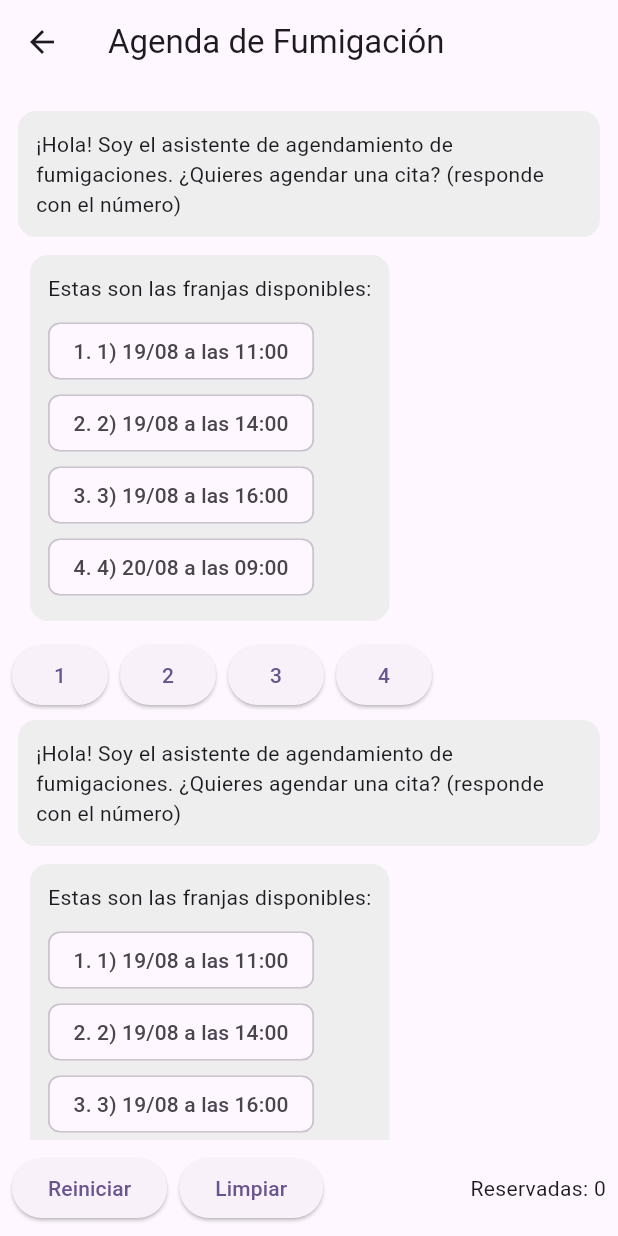
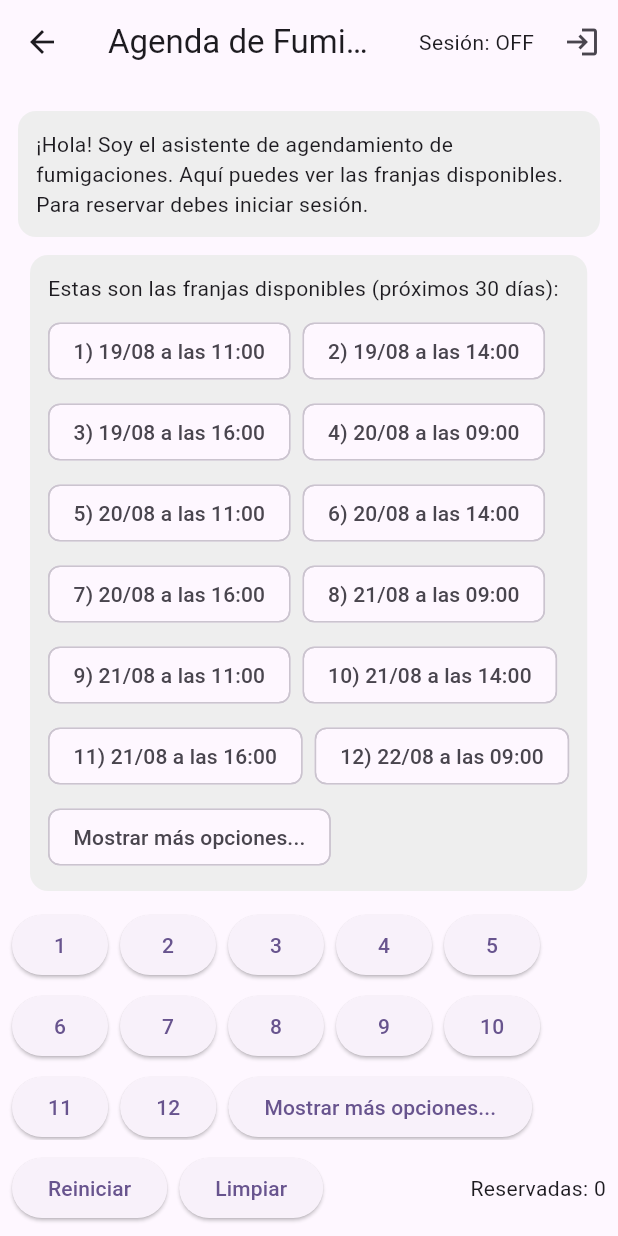
Before and after one commit to CodeNomad-01/FumiClick, a Flutter app: the AgendaScreen screen opened directly, after a tap on "Reiniciar", on a phone screen of 412 x 824 dp. Run offline on Flutter 3.47's test engine with Material 3 defaults, Android fonts, the light colour scheme and no system bars.

Commit message:
fix mostrar mas

```diff
--- a/lib/features/agenda/presentation/agenda_controller.dart
+++ b/lib/features/agenda/presentation/agenda_controller.dart
@@ -1,4 +1,5 @@
 import 'package:flutter/material.dart';
+import '../data/appointment_model.dart';
 import '../data/appointment_repository.dart';
 
 enum Sender { bot, user, system }
@@ -6,27 +7,69 @@ enum Sender { bot, user, system }
 class ChatMessage {
   final Sender sender;
   final String text;
-  final List<String>? options; // Opciones mostradas por el bot (1,2,3...)
-  ChatMessage({
-    required this.sender,
-    required this.text,
-    this.options,
-  });
+  final List<String>? options;
+  ChatMessage({required this.sender, required this.text, this.options});
 }
 
 class AgendaController extends ChangeNotifier {
   final AppointmentRepository repository;
 
+  // Mensajes del chat
   final List<ChatMessage> _messages = [];
   List<ChatMessage> get messages => List.unmodifiable(_messages);
 
-  List<DateTime> _currentOptions = [];
+  // Todas las opciones obtenidas (slots) y paginado
+  List<DateTime> _allOptions = [];
+  int _pageSize = 12;
+  int _currentPage = 0;
+
+  // --- getters públicos para que la UI calcule índices correctamente ---
+  int get currentPageStartIndex => _currentPage * _pageSize;
+
+  int get visibleOptionsCount {
+    final remaining = _allOptions.length - currentPageStartIndex;
+    if (remaining <= 0) return 0;
+    return remaining < _pageSize ? remaining : _pageSize;
+  }
+
+  bool get hasMoreOptions =>
+      (_currentPage + 1) * _pageSize < _allOptions.length;
+
+  // Opciones actualmente visibles (slice de _allOptions)
+  List<DateTime> get _visibleOptions =>
+      _allOptions.skip(_currentPage * _pageSize).take(_pageSize).toList();
 
   bool _loading = false;
   bool get loading => _loading;
 
+  // Simulación de login (para evitar reservar si no hay sesión)
+  bool _isLoggedIn = false;
+  bool get isLoggedIn => _isLoggedIn;
+
   AgendaController({required this.repository}) {
     startConversation();
+  }
+
+  void simulateLogin() {
+    _isLoggedIn = true;
+    _addMessage(
+      ChatMessage(
+        sender: Sender.system,
+        text: 'Simulación: usuario iniciado sesión.',
+      ),
+    );
+    notifyListeners();
+  }
+
+  void simulateLogout() {
+    _isLoggedIn = false;
+    _addMessage(
+      ChatMessage(
+        sender: Sender.system,
+        text: 'Simulación: usuario cerrado sesión.',
+      ),
+    );
+    notifyListeners();
   }
 
   void _addMessage(ChatMessage m) {
@@ -35,62 +78,164 @@ class AgendaController extends ChangeNotifier {
   }
 
   Future<void> startConversation() async {
-    _addMessage(ChatMessage(sender: Sender.bot, text: '¡Hola! Soy el asistente de agendamiento de fumigaciones. ¿Quieres agendar una cita? (responde con el número)'));
-    await Future.delayed(const Duration(milliseconds: 600));
+    _messages.clear();
+    _addMessage(
+      ChatMessage(
+        sender: Sender.bot,
+        text:
+            '¡Hola! Soy el asistente de agendamiento de fumigaciones. Aquí puedes ver las franjas disponibles. Para reservar debes iniciar sesión.',
+      ),
+    );
+    await Future.delayed(const Duration(milliseconds: 400));
     await _showNextOptions();
   }
 
   Future<void> _showNextOptions() async {
     _setLoading(true);
-    final slots = await repository.getAvailableSlots(days: 7);
-    // Elegimos las primeras 4 opciones para mostrar
-    _currentOptions = slots.take(4).toList();
-    if (_currentOptions.isEmpty) {
-      _addMessage(ChatMessage(sender: Sender.bot, text: 'Lo siento, no hay franjas disponibles por ahora.'));
+
+    // Obtener slots para los próximos 30 días (ajustable)
+    final slots = await repository.getAvailableSlots(days: 30);
+    _allOptions = slots;
+
+    _currentPage = 0;
+    if (_allOptions.isEmpty) {
+      _addMessage(
+        ChatMessage(
+          sender: Sender.bot,
+          text:
+              'Lo siento, no hay franjas disponibles en los próximos 30 días.',
+        ),
+      );
       _setLoading(false);
       return;
     }
 
-    final optionsText = _currentOptions.asMap().entries.map((e) {
-      final idx = e.key + 1;
-      final slot = e.value;
-      final pretty = _formatSlot(slot);
-      return '$idx) $pretty';
-    }).toList();
-
-    _addMessage(ChatMessage(sender: Sender.bot, text: 'Estas son las franjas disponibles:', options: optionsText));
+    _emitOptionsMessage();
     _setLoading(false);
   }
 
+  void _emitOptionsMessage() {
+    final slice = _visibleOptions;
+    final optionsText =
+        slice.asMap().entries.map((e) {
+          final idx = e.key + 1 + _currentPage * _pageSize; // número global
+          final slot = e.value;
+          final pretty = _formatSlot(slot);
+          return '$idx) $pretty';
+        }).toList();
+
+    // Si hay más páginas, añadimos una opción de "Mostrar más" al final
+    if ((_currentPage + 1) * _pageSize < _allOptions.length) {
+      optionsText.add('Mostrar más opciones...');
+    }
+
+    _addMessage(
+      ChatMessage(
+        sender: Sender.bot,
+        text: 'Estas son las franjas disponibles (próximos 30 días):',
+        options: optionsText,
+      ),
+    );
+  }
+
   String _formatSlot(DateTime dt) {
-    final day = '${dt.day.toString().padLeft(2, '0')}/${dt.month.toString().padLeft(2, '0')}';
-    final hour = '${dt.hour.toString().padLeft(2, '0')}:00';
+    final local = dt.toLocal();
+    final day =
+        '${local.day.toString().padLeft(2, '0')}/${local.month.toString().padLeft(2, '0')}';
+    final hour = '${local.hour.toString().padLeft(2, '0')}:00';
     return '$day a las $hour';
   }
 
+  /// El método que maneja la selección por número (1..N)
   void userSelectOption(int optionIndex) async {
-    // optionIndex es 1..N de la UI
-    final idx = optionIndex - 1;
-    if (idx < 0 || idx >= _currentOptions.length) {
-      _addMessage(ChatMessage(sender: Sender.bot, text: 'Opción inválida. Intenta otra vez.'));
+    // Si seleccionó una de las opciones de la página actual o la opción "mostrar más"
+    final globalIndex = optionIndex - 1; // convertir a 0-index
+    final maxIndex = _allOptions.length - 1;
+
+    // Si la opción corresponde al "Mostrar más" (última opción y quedan más)
+    final slice = _visibleOptions;
+    final isShowMore =
+        (_currentPage + 1) * _pageSize < _allOptions.length &&
+        optionIndex == ((_currentPage * _pageSize) + slice.length + 1);
+    // Nota: arriba calculamos el índice de "Mostrar más" como el botón adicional al final
+
+    // Si eligió "Mostrar más"
+    if (isShowMore) {
+      _addMessage(ChatMessage(sender: Sender.user, text: 'Mostrar más'));
+      _currentPage++;
+      _emitOptionsMessage();
       return;
     }
 
-    final chosen = _currentOptions[idx];
+    // Validaciones: índice válido dentro de todas las opciones
+    if (globalIndex < 0 || globalIndex > maxIndex) {
+      _addMessage(
+        ChatMessage(
+          sender: Sender.bot,
+          text: 'Opción inválida. Intenta otra vez.',
+        ),
+      );
+      return;
+    }
+
+    final chosen = _allOptions[globalIndex];
+
+    // Registrar el mensaje del usuario con el número que pulsó
     _addMessage(ChatMessage(sender: Sender.user, text: optionIndex.toString()));
-    _addMessage(ChatMessage(sender: Sender.bot, text: 'Perfecto, reservando ${_formatSlot(chosen)}...'));
+
+    // Si no está logeado, NO se reserva: mostramos mensaje informativo.
+    if (!_isLoggedIn) {
+      _addMessage(
+        ChatMessage(
+          sender: Sender.bot,
+          text:
+              'Para reservar necesitas iniciar sesión. Por ahora solo puedes consultar las franjas (cotización).',
+        ),
+      );
+      // (Opcional) podríamos dar la opción de simular login aquí, pero lo dejamos en la UI.
+      return;
+    }
+
+    // Si está logeado, procedemos a reservar
+    _addMessage(
+      ChatMessage(
+        sender: Sender.bot,
+        text: 'Perfecto, reservando ${_formatSlot(chosen)}...',
+      ),
+    );
     _setLoading(true);
     try {
       final appt = await repository.bookSlot(chosen);
-      _addMessage(ChatMessage(sender: Sender.bot, text: '✅ ¡Listo! Tu cita quedó agendada para ${_formatSlot(appt.slot)}. Código: ${appt.id}'));
-      // Mostrar opciones siguientes (por si quiere otra cosa)
-      await Future.delayed(const Duration(milliseconds: 700));
-      _addMessage(ChatMessage(sender: Sender.bot, text: '¿Necesitas otra cita?'));
-      await Future.delayed(const Duration(milliseconds: 400));
-      await _showNextOptions();
+      _addMessage(
+        ChatMessage(
+          sender: Sender.bot,
+          text:
+              '✅ ¡Listo! Tu cita quedó agendada para ${_formatSlot(appt.slot)}. Código: ${appt.id}',
+        ),
+      );
+      // Remover la opción reservada de la lista global
+      _allOptions.removeWhere(
+        (s) => AppointmentRepository.isSameSlot(s, chosen),
+      );
+      // Ajustar currentPage si hace falta
+      final totalPages = (_allOptions.length / _pageSize).ceil();
+      if (_currentPage >= totalPages && _currentPage > 0)
+        _currentPage = totalPages - 1;
+      await Future.delayed(const Duration(milliseconds: 500));
+      _addMessage(
+        ChatMessage(sender: Sender.bot, text: '¿Necesitas otra cita?'),
+      );
+      await Future.delayed(const Duration(milliseconds: 300));
+      _emitOptionsMessage();
     } catch (e) {
-      _addMessage(ChatMessage(sender: Sender.bot, text: 'Lo siento, no pude reservarlo: ${e.toString()}'));
-      await _showNextOptions();
+      _addMessage(
+        ChatMessage(
+          sender: Sender.bot,
+          text: 'Lo siento, no pude reservarlo: ${e.toString()}',
+        ),
+      );
+      // refrescar opciones por seguridad
+      _emitOptionsMessage();
     } finally {
       _setLoading(false);
     }
--- a/lib/features/agenda/presentation/agenda_screen.dart
+++ b/lib/features/agenda/presentation/agenda_screen.dart
@@ -3,7 +3,7 @@ import 'package:provider/provider.dart';
 import 'agenda_controller.dart';
 
 class AgendaScreen extends StatelessWidget {
-  const AgendaScreen({super.key});
+  const AgendaScreen({Key? key}) : super(key: key);
 
   Widget _buildBubble(ChatMessage m) {
     final isBot = m.sender == Sender.bot;
@@ -28,12 +28,14 @@ class AgendaScreen extends StatelessWidget {
               if (m.options != null)
                 Wrap(
                   spacing: 8,
-                  children: m.options!.asMap().entries.map((e) {
+                  runSpacing: 6,
+                  children:
+                      m.options!.asMap().entries.map((e) {
                         final idx = e.key + 1;
                         final txt = e.value;
-                    return Chip(label: Text('$idx. $txt'));
+                        return Chip(label: Text(txt));
                       }).toList(),
-                )
+                ),
             ],
           ),
         ),
@@ -45,7 +47,31 @@ class AgendaScreen extends StatelessWidget {
   Widget build(BuildContext context) {
     final controller = Provider.of<AgendaController>(context);
     return Scaffold(
-      appBar: AppBar(title: const Text('Agenda de Fumigación')),
+      appBar: AppBar(
+        title: const Text('Agenda de Fumigación'),
+        actions: [
+          Padding(
+            padding: const EdgeInsets.symmetric(horizontal: 8.0),
+            child: Center(
+              child: Text(controller.isLoggedIn ? 'Sesión: ON' : 'Sesión: OFF'),
+            ),
+          ),
+          IconButton(
+            tooltip:
+                controller.isLoggedIn
+                    ? 'Cerrar sesión (simulado)'
+                    : 'Iniciar sesión (simulado)',
+            icon: Icon(controller.isLoggedIn ? Icons.logout : Icons.login),
+            onPressed: () {
+              if (controller.isLoggedIn) {
+                controller.simulateLogout();
+              } else {
+                controller.simulateLogin();
+              }
+            },
+          ),
+        ],
+      ),
       body: Column(
         children: [
           Expanded(
@@ -56,6 +82,9 @@ class AgendaScreen extends StatelessWidget {
                 final m = controller.messages[i];
                 // Si el mensaje tiene opciones, renderizamos con botones debajo
                 if (m.options != null && m.options!.isNotEmpty) {
+                  // Renderizamos las opciones como botones numerados
+                  final options = m.options!;
+                  // Para calcular los índices visibles necesitamos leer el texto (ya vienen numeradas globalmente)
                   return Padding(
                     padding: const EdgeInsets.symmetric(horizontal: 8),
                     child: Column(
@@ -65,16 +94,54 @@ class AgendaScreen extends StatelessWidget {
                         const SizedBox(height: 6),
                         Wrap(
                           spacing: 8,
-                          children: m.options!.asMap().entries.map((entry) {
-                            final idx = entry.key + 1;
+                          runSpacing: 6,
+                          children:
+                              options.asMap().entries.map((entry) {
+                                final localIdx =
+                                    entry
+                                        .key; // posición en este mensaje (0..n-1)
                                 final label = entry.value;
+                                // extraemos el número global del label si existe al principio "N) "
+                                // Para simplificar el comportamiento de los botones usaremos la posición visual:
+                                final displayNumber =
+                                    (() {
+                                      // Si el label comienza con "NN) " (opciones numeradas), parseamos ese número.
+                                      final match = RegExp(
+                                        r'^(\d+)\)',
+                                      ).firstMatch(label);
+                                      if (match != null)
+                                        return int.parse(match.group(1)!);
+
+                                      // Si no tiene número y es la opción "Mostrar más...", le asignamos
+                                      // el número global correcto: (startIndex + visibleCount + 1)
+                                      final lowerLabel = label.toLowerCase();
+                                      if (lowerLabel.contains('mostrar')) {
+                                        return controller
+                                                .currentPageStartIndex +
+                                            controller.visibleOptionsCount +
+                                            1;
+                                      }
+
+                                      // Fallback: usar un número seguro (esto casi no ocurrirá)
+                                      return controller.currentPageStartIndex +
+                                          localIdx +
+                                          1;
+                                    })();
+                                // Botón habilitado solo cuando no esté cargando
                                 return ElevatedButton(
-                              onPressed: controller.loading
+                                  onPressed:
+                                      controller.loading
                                           ? null
                                           : () {
-                                      controller.userSelectOption(idx);
+                                            controller.userSelectOption(
+                                              displayNumber,
+                                            );
                                           },
-                              child: Text('$idx'),
+                                  child: Text(
+                                    label.startsWith(RegExp(r'\d+\)'))
+                                        ? label.split(')')[0]
+                                        : label,
+                                  ),
                                 );
                               }).toList(),
                         ),
@@ -97,16 +164,24 @@ class AgendaScreen extends StatelessWidget {
             child: Row(
               children: [
                 ElevatedButton(
-                  onPressed: controller.loading ? null : () => controller.startConversation(),
+                  onPressed:
+                      controller.loading
+                          ? null
+                          : () => controller.startConversation(),
                   child: const Text('Reiniciar'),
                 ),
                 const SizedBox(width: 8),
                 ElevatedButton(
-                  onPressed: controller.loading ? null : () => controller.clearConversation(),
+                  onPressed:
+                      controller.loading
+                          ? null
+                          : () => controller.clearConversation(),
                   child: const Text('Limpiar'),
                 ),
                 const Spacer(),
-                Text('Reservadas: ${controller.repository.getBookedAppointments().length}'),
+                Text(
+                  'Reservadas: ${controller.repository.getBookedAppointments().length}',
+                ),
               ],
             ),
           ),
```
Lines whose indentation alone changed are shown as unchanged.
